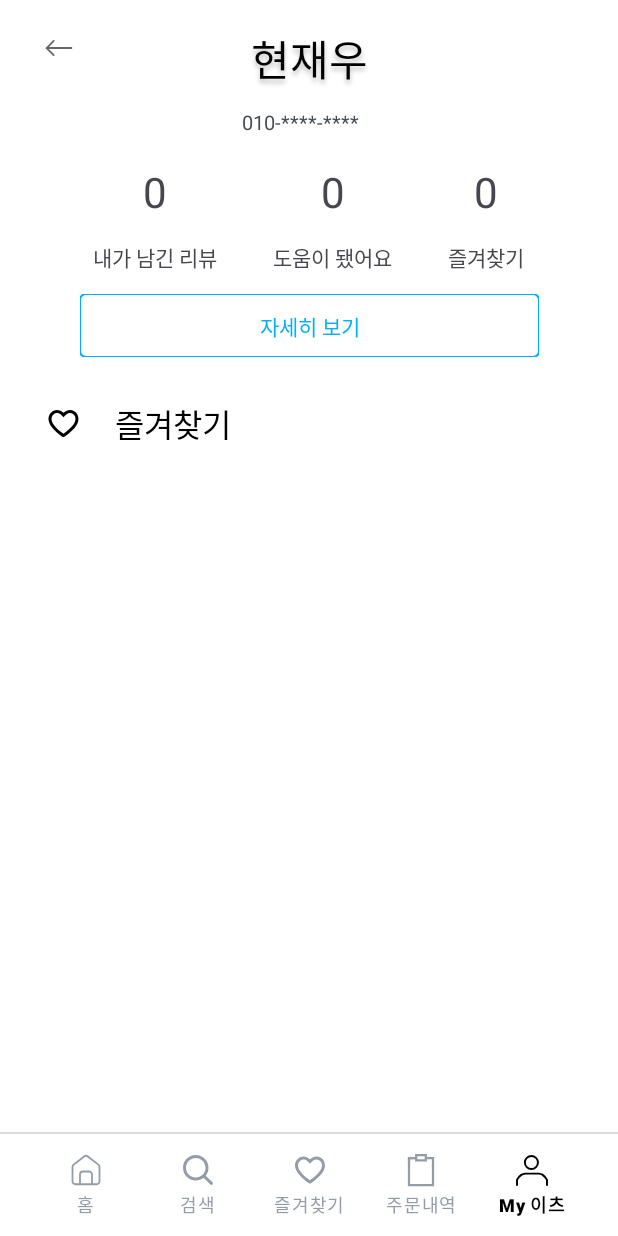
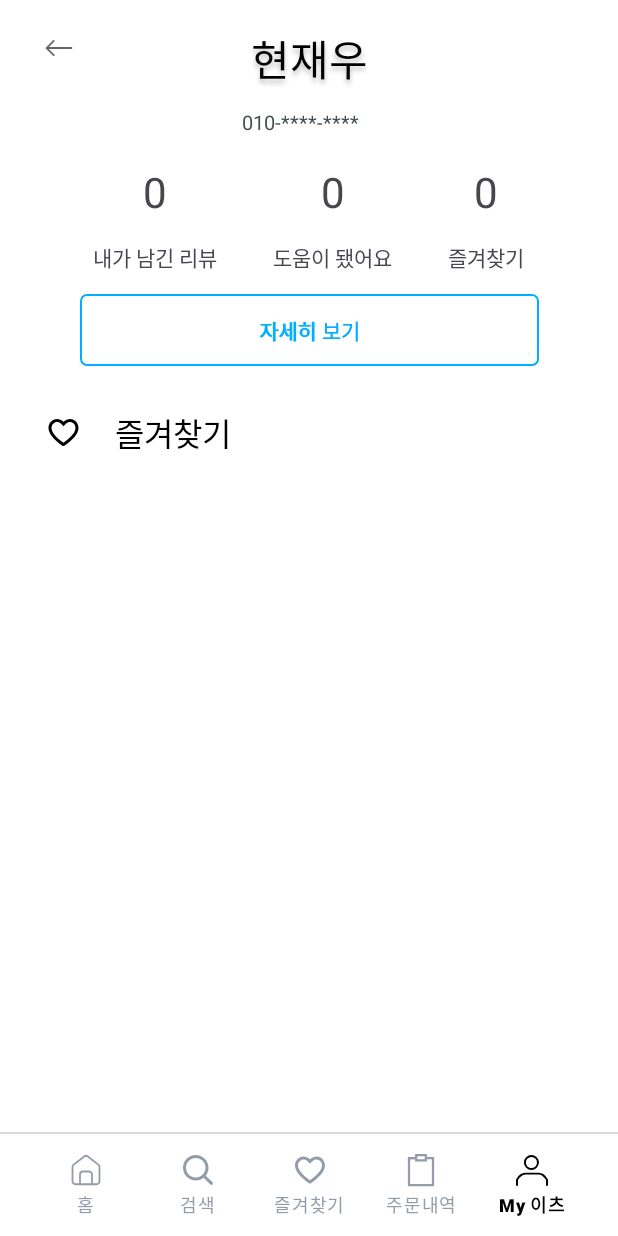
Before and after one commit to Konkuk-KUIT/KUIT4_Android, an Android app: the screen it shows after launch (MainActivity), item 5 of the bottom bar chosen, on a phone screen of 412 x 824 dp. Run offline under Robolectric (Android 15) with nearby library versions, the phone set to English and light mode, and no system bars.

Commit message:
shapeable image to button

```diff
--- a/app/src/main/java/com/example/kuit4androidprivate/detail/DetailActivity.kt
+++ b/app/src/main/java/com/example/kuit4androidprivate/detail/DetailActivity.kt
@@ -11,7 +11,6 @@ class DetailActivity: AppCompatActivity() {
 
     override fun onCreate(savedInstanceState: Bundle?) {
         super.onCreate(savedInstanceState)
-        setContentView(R.layout.activity_detail)
 
         binding = ActivityDetailBinding.inflate(layoutInflater)
         setContentView(binding.root)
--- a/app/src/main/java/com/example/kuit4androidprivate/keep/KeepActivity.kt
+++ b/app/src/main/java/com/example/kuit4androidprivate/keep/KeepActivity.kt
@@ -26,7 +26,7 @@ class KeepActivity : AppCompatActivity() {
         }
 
         binding.ivActivityKeepBack.setOnClickListener{
-            onBackPressedDispatcher.onBackPressed()
+            finish()
         }
     }
 }
--- /dev/null
+++ b/app/src/main/res/drawable/btn_bg_4_lightblue.xml
@@ -0,0 +1,10 @@
+<?xml version="1.0" encoding="utf-8"?>
+<selector xmlns:android="http://schemas.android.com/apk/res/android">
+    <item>
+        <shape android:shape="rectangle">
+            <solid android:color="@color/white" />
+            <corners android:radius="4dp" />
+            <stroke android:width="1dp" android:color="@color/light_blue" />
+        </shape>
+    </item>
+</selector>
--- a/app/src/main/res/layout/activity_keep.xml
+++ b/app/src/main/res/layout/activity_keep.xml
@@ -22,12 +22,12 @@
         android:layout_width="wrap_content"
         android:layout_height="wrap_content"
         android:layout_marginStart="27dp"
-        android:layout_marginTop="20dp"
         android:text="즐겨찾기"
         android:textColor="@color/black"
         android:textSize="20sp"
         app:layout_constraintStart_toEndOf="@id/iv_activity_keep_back"
-        app:layout_constraintTop_toTopOf="parent" />
+        app:layout_constraintBottom_toBottomOf="@id/iv_activity_keep_back"
+        app:layout_constraintTop_toTopOf="@id/iv_activity_keep_back" />
 
     <TextView
         android:id="@+id/tv_activity_keep_favorites_edit"
--- a/app/src/main/res/layout/fragment_my_eats.xml
+++ b/app/src/main/res/layout/fragment_my_eats.xml
@@ -1,16 +1,14 @@
 <?xml version="1.0" encoding="utf-8"?>
-<FrameLayout xmlns:android="http://schemas.android.com/apk/res/android"
+<androidx.constraintlayout.widget.ConstraintLayout xmlns:android="http://schemas.android.com/apk/res/android"
     xmlns:app="http://schemas.android.com/apk/res-auto"
     xmlns:tools="http://schemas.android.com/tools"
+    android:id="@+id/my_eats"
     android:layout_width="match_parent"
     android:layout_height="match_parent"
     tools:context=".myeats.MyEatsFragment">
 
 
-    <!-- TODO: Intent for favorites -->
-
     <androidx.constraintlayout.widget.ConstraintLayout
-        android:id="@+id/cl_my_eats"
         android:layout_width="match_parent"
         android:layout_height="match_parent">
 
@@ -160,18 +158,22 @@
         </androidx.constraintlayout.widget.ConstraintLayout>
 
 
-        <com.google.android.material.imageview.ShapeableImageView
-            android:id="@+id/siv_my_eats_see_detail_container"
+        <Button
+            android:id="@+id/btn_my_eats_see_detail"
             android:layout_width="306dp"
-            android:layout_height="42dp"
+            android:layout_height="wrap_content"
             android:layout_marginTop="14dp"
+            android:text="자세히 보기"
+            android:textColor="@color/light_blue"
+            android:textSize="14sp"
+            android:elevation="6dp"
+            android:background="@drawable/btn_bg_4_lightblue"
+            app:backgroundTint="@null"
+            app:layout_constraintTop_toBottomOf="@id/cl_statistics_container"
+            app:layout_constraintStart_toStartOf="parent"
             app:layout_constraintEnd_toEndOf="parent"
-            app:layout_constraintStart_toStartOf="parent"
-            app:layout_constraintTop_toBottomOf="@id/cl_statistics_container"
-            app:layout_goneMarginTop="18dp"
-            app:shapeAppearanceOverlay="@style/corner_rd_4"
-            app:strokeColor="@color/light_blue"
-            app:strokeWidth="1dp" />
+            />
+
 
         <TextView
             android:layout_width="wrap_content"
@@ -179,10 +181,10 @@
             android:text="자세히 보기"
             android:textColor="@color/light_blue"
             android:textSize="14sp"
-            app:layout_constraintBottom_toBottomOf="@id/siv_my_eats_see_detail_container"
-            app:layout_constraintEnd_toEndOf="@id/siv_my_eats_see_detail_container"
-            app:layout_constraintStart_toStartOf="@id/siv_my_eats_see_detail_container"
-            app:layout_constraintTop_toTopOf="@id/siv_my_eats_see_detail_container" />
+            app:layout_constraintBottom_toBottomOf="@id/btn_my_eats_see_detail"
+            app:layout_constraintEnd_toEndOf="@id/btn_my_eats_see_detail"
+            app:layout_constraintStart_toStartOf="@id/btn_my_eats_see_detail"
+            app:layout_constraintTop_toTopOf="@id/btn_my_eats_see_detail" />
 
         <androidx.constraintlayout.widget.ConstraintLayout
             android:id="@+id/cl_my_eats_like_container"
@@ -191,7 +193,7 @@
             android:layout_marginStart="27dp"
             android:layout_marginTop="28dp"
             app:layout_constraintStart_toStartOf="parent"
-            app:layout_constraintTop_toBottomOf="@id/siv_my_eats_see_detail_container">
+            app:layout_constraintTop_toBottomOf="@id/btn_my_eats_see_detail">
 
             <ImageView
                 android:id="@+id/iv_my_eats_like"
@@ -219,4 +221,4 @@
     </androidx.constraintlayout.widget.ConstraintLayout>
 
 
-</FrameLayout>
+</androidx.constraintlayout.widget.ConstraintLayout>
```
